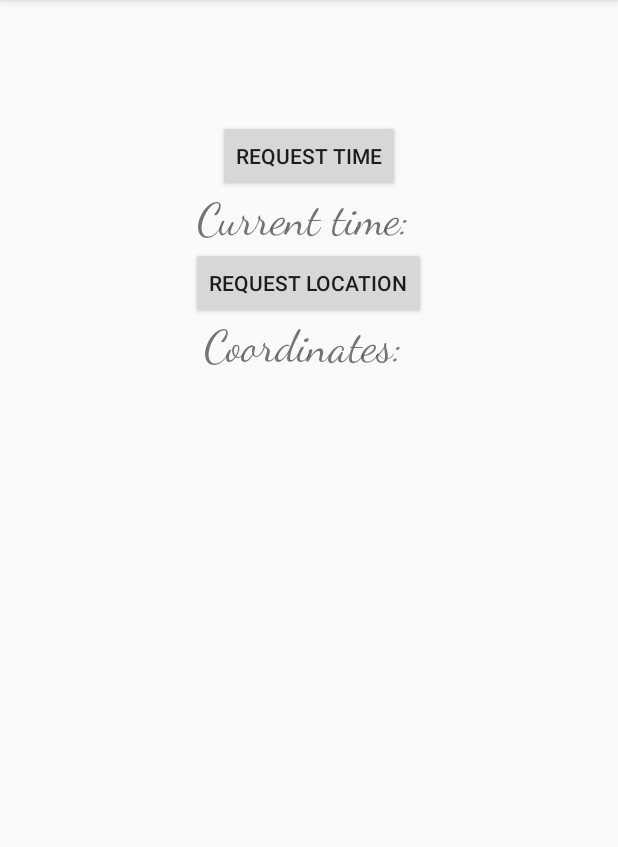
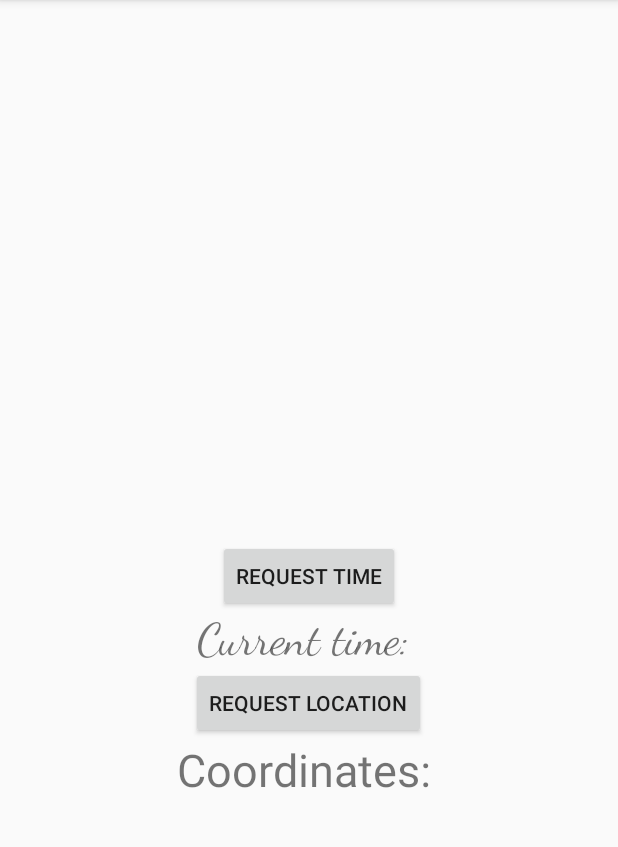
Before and after one commit to georgiroventa/MyContextApp, an Android app: the RequestActivity screen opened directly, with no data from a screen before it, on a phone screen of 412 x 824 dp, the part 84-931 px from its top. Run offline under Robolectric (Android 15) with nearby library versions, the phone set to English and light mode, and no system bars.

```diff
--- a/app/build.gradle
+++ b/app/build.gradle
@@ -33,6 +33,9 @@ dependencies {
     implementation 'com.google.firebase:firebase-database:16.0.1'
     implementation 'com.google.firebase:firebase-core:16.0.1'
     implementation 'com.squareup.picasso:picasso:2.5.2'
+    implementation "android.arch.work:work-runtime:1.0.0"
+
+
 }
 apply plugin: 'com.google.gms.google-services'
 com.google.gms.googleservices.GoogleServicesPlugin.config.disableVersionCheck = true
--- a/app/src/main/AndroidManifest.xml
+++ b/app/src/main/AndroidManifest.xml
@@ -11,6 +11,7 @@
     <uses-permission android:name="android.permission.ACCESS_COARSE_LOCATION" />
     <uses-permission android:name="com.google.android.gms.permission.ACTIVITY_RECOGNITION" />
     <uses-permission android:name="android.permission.WRITE_SETTINGS" />
+    <uses-permission android:name="android.permission.INTERNET" />
 
     <application
         android:allowBackup="true"
--- a/app/src/main/java/com/example/georgi/myapplication/RegisterActivity.java
+++ b/app/src/main/java/com/example/georgi/myapplication/RegisterActivity.java
@@ -15,6 +15,7 @@ import com.google.android.gms.tasks.OnCompleteListener;
 import com.google.android.gms.tasks.Task;
 import com.google.firebase.auth.AuthResult;
 import com.google.firebase.auth.FirebaseAuth;
+import com.google.firebase.database.DatabaseReference;
 import com.google.firebase.database.FirebaseDatabase;
 
 public class RegisterActivity extends AppCompatActivity implements View.OnClickListener{
--- a/app/src/main/java/com/example/georgi/myapplication/RequestActivity.java
+++ b/app/src/main/java/com/example/georgi/myapplication/RequestActivity.java
@@ -118,10 +118,4 @@ public class RequestActivity extends AppCompatActivity {
             }
         });
     }
-    @Override
-    public void onBackPressed() {
-        Intent intent=new Intent(RequestActivity.this,ParentActivity.class);
-        startActivity(intent);
-        finish();
-    }
 }
--- a/app/src/main/res/layout/activity_request.xml
+++ b/app/src/main/res/layout/activity_request.xml
@@ -11,13 +11,12 @@
 
 
     <Button
-        android:id="@+id/button1"
         android:layout_width="wrap_content"
         android:layout_height="wrap_content"
-        android:layout_alignParentTop="true"
-        android:layout_centerHorizontal="true"
-        android:layout_marginTop="64dp"
-        android:text="Request Time" />
+        android:text="Request Time"
+        android:id="@+id/button1"
+        android:layout_centerVertical="true"
+        android:layout_centerHorizontal="true" />
     <TextView
 
         android:layout_width="match_parent"
@@ -38,32 +37,11 @@
         android:layout_below="@+id/textView1"
         android:layout_centerVertical="true"
         android:layout_centerHorizontal="true" />
-    <TextView
-
-        android:layout_width="match_parent"
-        android:layout_height="wrap_content"
-        android:fontFamily="cursive"
-        android:gravity="center"
-        android:text="Coordinates: "
-        android:id="@+id/textView2"
-        android:layout_below="@+id/button"
-        android:layout_alignParentLeft="true"
-        android:layout_alignParentStart="true"
-        android:textSize="30sp" />
-
-    <!-- <Button
-        android:layout_width="wrap_content"
-        android:layout_height="wrap_content"
-        android:text="Request weather"
-        android:id="@+id/button2"
-        android:layout_below="@+id/textView2"
-        android:layout_centerVertical="true"
-        android:layout_centerHorizontal="true" /> -->
 
     <ScrollView
         android:layout_width="match_parent"
         android:layout_height="wrap_content"
-        android:layout_below="@+id/textView2"
+        android:layout_below="@+id/button"
         android:layout_alignParentRight="true"
         android:layout_alignParentEnd="true">
 
@@ -71,9 +49,10 @@
             android:layout_width="match_parent"
             android:gravity="center"
             android:layout_height="wrap_content"
-            android:textSize="15sp"
+            android:text="Coordinates: "
+            android:textSize="30sp"
             android:id="@+id/textView"
-            android:layout_below="@+id/textView2"
+            android:layout_below="@+id/button"
             android:layout_alignParentLeft="true"
             android:layout_alignParentStart="true" />
     </ScrollView>
```
Also changed, not shown: app/src/main/java/com/example/georgi/myapplication/DateAboutContextUser.java (added, +27 -0 lines), app/src/main/java/com/example/georgi/myapplication/SnapshotApiActivity.java (+48 -17 lines).
